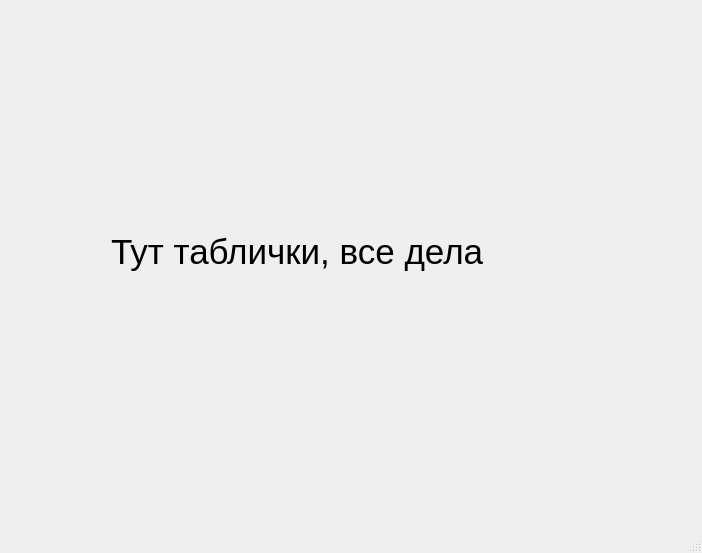
First picture: the form in mainwindow.ui, repository Dixaba/qtdbprogram, before the edit.
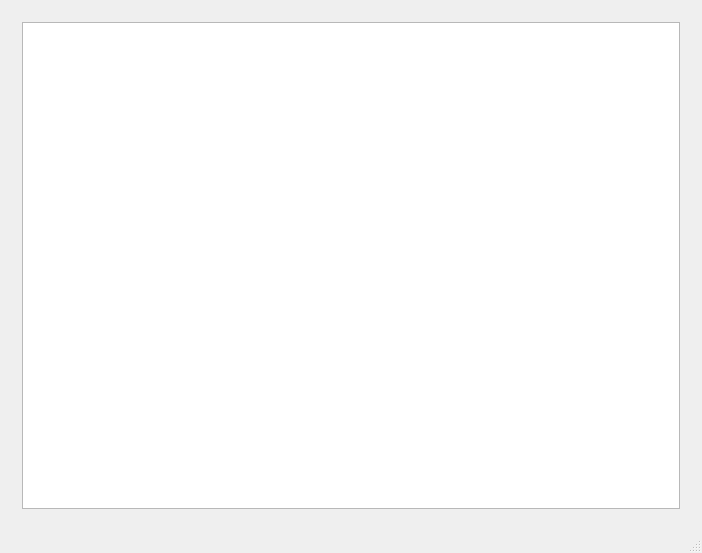
Second picture: the form after the edit. The open tabs and pages were chosen to show the change.

```diff
--- a/mainwindow.ui
+++ b/mainwindow.ui
@@ -534,24 +534,11 @@
        </layout>
       </widget>
       <widget class="QWidget" name="pageWork">
-       <widget class="QLabel" name="label_5">
-        <property name="geometry">
-         <rect>
-          <x>100</x>
-          <y>220</y>
-          <width>431</width>
-          <height>42</height>
-         </rect>
-        </property>
-        <property name="font">
-         <font>
-          <pointsize>26</pointsize>
-         </font>
-        </property>
-        <property name="text">
-         <string>Тут таблички, все дела</string>
-        </property>
-       </widget>
+       <layout class="QVBoxLayout" name="verticalLayout_4">
+        <item>
+         <widget class="QTableView" name="tableView"/>
+        </item>
+       </layout>
       </widget>
      </widget>
     </item>
```
